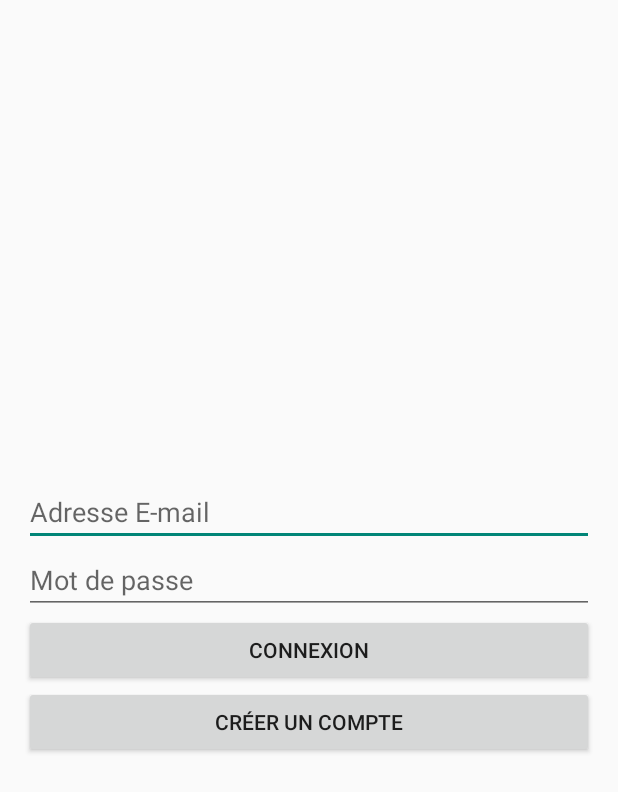
After one commit to NicolasDalayer/Application-Vote, an Android app: the layout fragment_login.xml on its own in the app's theme, with its tools: preview values and no code run, on a phone screen of 412 x 824 dp. The commit adds this screen. Shown: the top 792 px of the screen. Run offline under Robolectric (Android 15) with nearby library versions, the phone set to English and light mode, and no system bars.

Commit message:
Creation arbo + page login

```diff
--- a/Vote-Android/App/src/main/AndroidManifest.xml
+++ b/Vote-Android/App/src/main/AndroidManifest.xml
@@ -14,7 +14,7 @@
         android:label="@string/app_name"
         android:theme="@style/AppTheme" >
         <activity
-            android:name="master.if26.vote.MainActivity"
+            android:name=".Activity.MainActivity"
             android:label="@string/app_name" >
             <intent-filter>
                 <action android:name="android.intent.action.MAIN" />
--- /dev/null
+++ b/Vote-Android/App/src/main/java/master/if26/vote/Activity/CreateAccountActivity.java
@@ -0,0 +1,8 @@
+package master.if26.vote.Activity;
+
+/**
+ * Created by alexandre on 13/01/14.
+ */
+public class CreateAccountActivity {
+
+}
--- a/Vote-Android/App/src/main/res/layout/activity_main.xml
+++ b/Vote-Android/App/src/main/res/layout/activity_main.xml
@@ -1,7 +1,14 @@
-<FrameLayout xmlns:android="http://schemas.android.com/apk/res/android"
+<!-- Layout faisant appel au Java "LoginFragment" et en utilisant
+ le layout "fragment_login" pour afficher les éléments
+ -->
+
+<fragment xmlns:android="http://schemas.android.com/apk/res/android"
     xmlns:tools="http://schemas.android.com/tools"
-    android:id="@+id/container"
+    android:paddingLeft="@dimen/activity_horizontal_margin"
+    android:paddingRight="@dimen/activity_horizontal_margin"
+    android:paddingTop="@dimen/activity_vertical_margin"
+    android:paddingBottom="@dimen/activity_vertical_margin"
     android:layout_width="match_parent"
     android:layout_height="match_parent"
-    tools:context=".MainActivity"
-    tools:ignore="MergeRootFrame" />
+    android:name="com.example.app.Fragments.LoginFragment"
+    tools:layout="@layout/fragment_login" />
--- /dev/null
+++ b/Vote-Android/App/src/main/res/layout/fragment_login.xml
@@ -0,0 +1,54 @@
+<!-- Page de connexion -->
+<!--
+ Layout de la page de connexion, qui permet de saisir un nom d'utilisateur (e-mail) et un mot de passe
+ utilisateur.
+
+ Deux boutons, l'un pour se connecter, et le second pour créer un compte
+ utilisateur.
+
+ Le tout centré en vertical (fonction orientation et gravity), et en ayant
+ une marge à chacun des bords de l'écran du téléphone (fonction padding).
+
+ -->
+<LinearLayout xmlns:android="http://schemas.android.com/apk/res/android"
+    xmlns:tools="http://schemas.android.com/tools"
+    android:layout_width="match_parent"
+    android:layout_height="match_parent"
+    android:orientation="vertical"
+    android:gravity="center"
+    android:paddingLeft="@dimen/activity_horizontal_margin"
+    android:paddingRight="@dimen/activity_horizontal_margin"
+    android:paddingTop="@dimen/activity_vertical_margin"
+    android:paddingBottom="@dimen/activity_vertical_margin"
+    tools:context=".MainActivity">
+
+    <!-- Champ de saisi de l'adresse E-mail -->
+    <EditText
+        android:id="@+id/email"
+        android:layout_width="match_parent"
+        android:layout_height="wrap_content"
+        android:inputType="textEmailAddress"
+        android:hint="@string/email" />
+
+    <!-- Champ de saisi du mot de passe -->
+    <EditText
+        android:id="@+id/password"
+        android:layout_width="match_parent"
+        android:layout_height="wrap_content"
+        android:inputType="textPassword"
+        android:hint="@string/password" />
+
+    <!-- Bouton de connexion -->
+    <Button
+        android:id="@+id/connect"
+        android:layout_width="match_parent"
+        android:layout_height="wrap_content"
+        android:text="@string/connect" />
+
+    <!-- Bouton de création de compte -->
+    <Button
+        android:id="@+id/create_account"
+        android:layout_width="match_parent"
+        android:layout_height="wrap_content"
+        android:text="@string/create_account" />
+</LinearLayout>
--- a/Vote-Android/App/src/main/res/values/strings.xml
+++ b/Vote-Android/App/src/main/res/values/strings.xml
@@ -1,8 +1,18 @@
 <?xml version="1.0" encoding="utf-8"?>
 <resources>
 
-    <string name="app_name">Vote</string>
+    <!-- Par default-->
+    <string name="app_name">VoteV7</string>
     <string name="hello_world">Hello world!</string>
     <string name="action_settings">Settings</string>
 
+
+    <!-- Connexion -->
+    <string name="email">Adresse E-mail</string>
+    <string name="password">Mot de passe</string>
+    <string name="connect">Connexion</string>
+    <string name="create_account">Créer un compte</string>
+
+
+
 </resources>
```
Also changed, not shown: Vote-Android/App/src/main/java/master/if26/vote/Activity/MainActivity.java (renamed from Vote-Android/App/src/main/java/master/if26/vote/MainActivity.java, +2 -10 lines), 2 other files.
